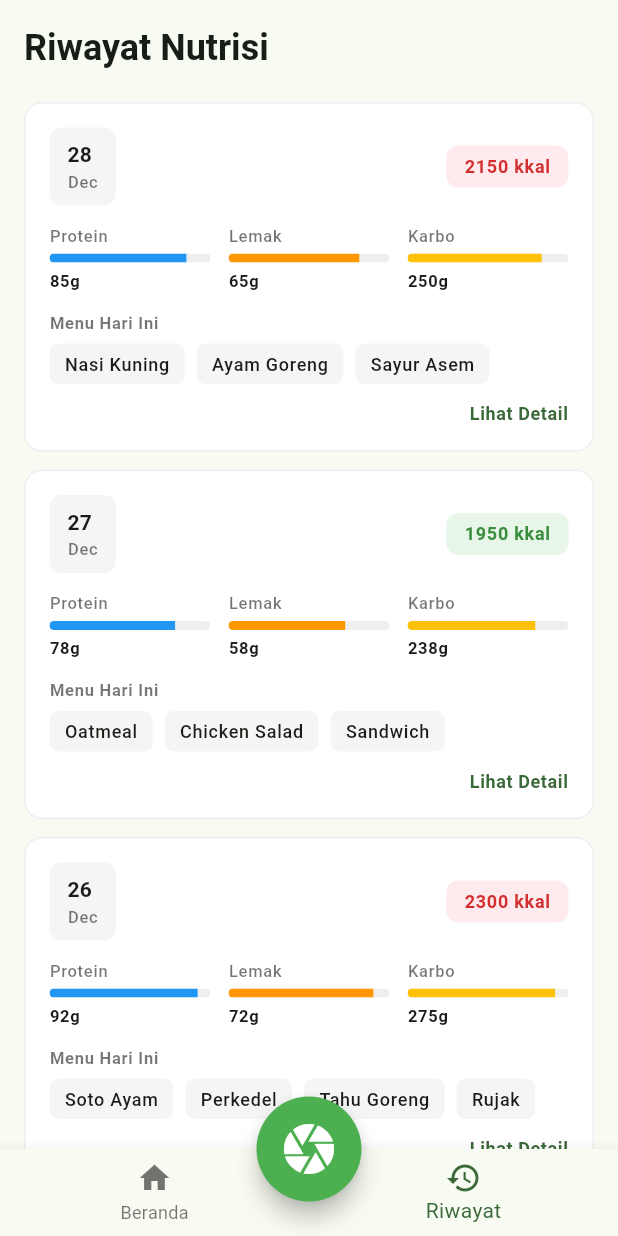
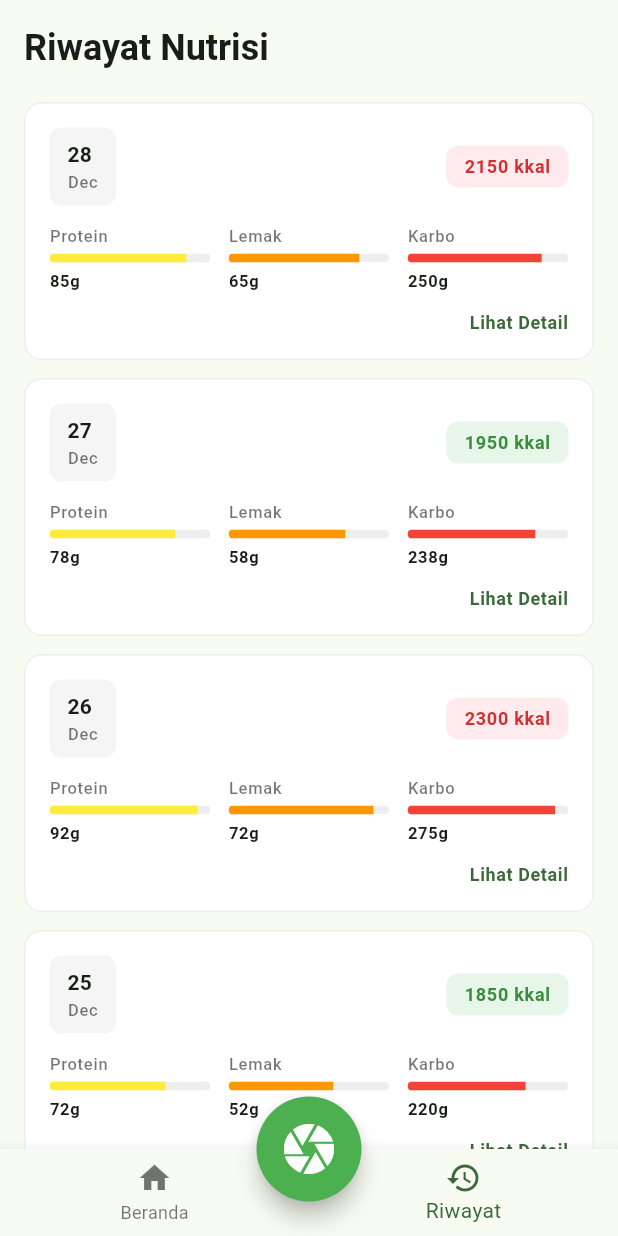
Before and after one commit to ardhptr21/nutrilens-mobile, a Flutter app: the WidgetTree screen opened directly, item 2 of the bottom bar chosen, on a phone screen of 412 x 824 dp. Run offline on Flutter 3.47's test engine with Material 3 defaults, Android fonts, the light colour scheme and no system bars.

Commit message:
revisi part 1

```diff
--- a/lib/presentation/pages/history_page.dart
+++ b/lib/presentation/pages/history_page.dart
@@ -220,10 +220,7 @@ class _HistoryItemCard extends StatelessWidget {
               // Row 2: Progress Nutrisi Makro (protein, fat, carbs)
               _NutrientProgressRow(item: item),
               const SizedBox(height: 12),
-              // Row 3: Ringkasan Menu
-              _MealSummary(meals: item.mealSummary),
-              const SizedBox(height: 12),
-              // Row 4: Tombol Lihat Detail
+              // Row 3: Tombol Lihat Detail
               SizedBox(
                 width: double.infinity,
                 child: Text(
@@ -310,7 +307,7 @@ class _NutrientProgressRow extends StatelessWidget {
           label: 'Protein',
           value: item.protein,
           max: 100,
-          color: Colors.blue,
+          color: Colors.yellow,
         ),
         const SizedBox(width: 12),
         _NutrientIndicator(
@@ -324,7 +321,7 @@ class _NutrientProgressRow extends StatelessWidget {
           label: 'Karbo',
           value: item.carbs,
           max: 300,
-          color: Colors.amber,
+          color: Colors.red,
         ),
       ],
     );
@@ -383,51 +380,3 @@ class _NutrientIndicator extends StatelessWidget {
     );
   }
 }
-
-/// Widget untuk menampilkan ringkasan menu yang dimakan.
-class _MealSummary extends StatelessWidget {
-  final List<String> meals;
-
-  const _MealSummary({required this.meals});
-
-  @override
-  Widget build(BuildContext context) {
-    final theme = Theme.of(context);
-
-    return Column(
-      crossAxisAlignment: CrossAxisAlignment.start,
-      children: [
-        Text(
-          'Menu Hari Ini',
-          style: theme.textTheme.labelSmall?.copyWith(
-            fontWeight: FontWeight.w600,
-            color: Colors.black54,
-          ),
-        ),
-        const SizedBox(height: 6),
-        Wrap(
-          spacing: 8,
-          runSpacing: 6,
-          children: meals
-              .map(
-                (meal) => Container(
-                  padding: const EdgeInsets.symmetric(
-                    horizontal: 10,
-                    vertical: 5,
-                  ),
-                  decoration: BoxDecoration(
-                    color: Colors.grey.shade100,
-                    borderRadius: BorderRadius.circular(6),
-                  ),
-                  child: Text(
-                    meal,
-                    style: theme.textTheme.labelSmall?.copyWith(fontSize: 12),
-                  ),
-                ),
-              )
-              .toList(),
-        ),
-      ],
-    );
-  }
-}
```
